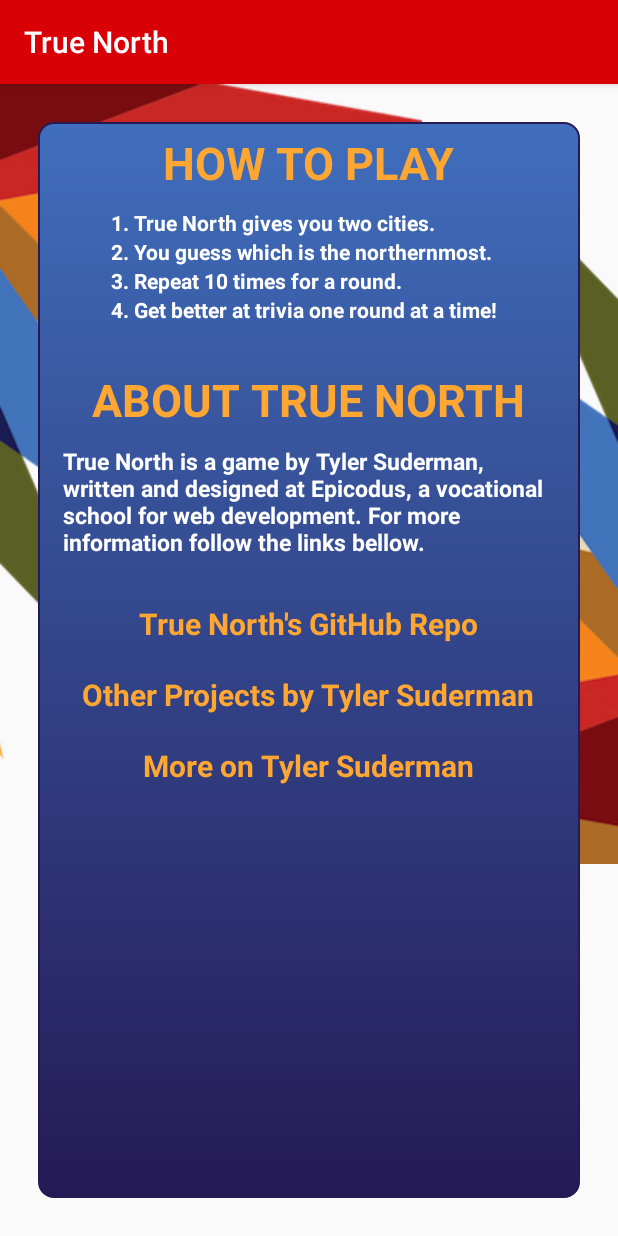
After one commit to tcsuder/TrueNorthGame-Android, an Android app: the AboutActivity screen opened directly, with no data from a screen before it, on a phone screen of 412 x 824 dp. The commit adds this screen. Run offline under Robolectric (Android 15) with nearby library versions, the phone set to English and light mode, and no system bars; our stand-ins replace ButterKnife; 3 statements that could not run were skipped.

Commit message:
add text to about activity

```diff
--- a/app/src/main/AndroidManifest.xml
+++ b/app/src/main/AndroidManifest.xml
@@ -5,17 +5,20 @@
     <application
         android:allowBackup="true"
         android:icon="@mipmap/ic_launcher"
-        android:label="@string/app_name"
+        android:label="True North"
         android:supportsRtl="true"
-        android:theme="@style/NoActionBarTheme">
+        android:theme="@style/AppTheme">
         <activity android:name=".MainActivity">
             <intent-filter>
-                <action android:name="android.intent.action.MAIN" />
+                <action
+                    android:name="android.intent.action.MAIN"
+                    android:theme="@style/NoActionBarTheme"/>
 
                 <category android:name="android.intent.category.LAUNCHER" />
             </intent-filter>
         </activity>
         <activity android:name=".GameRoundActivity" />
+        <activity android:name=".AboutActivity"></activity>
     </application>
 
 </manifest>
--- /dev/null
+++ b/app/src/main/java/com/tylersuderman/truenorthgame/AboutActivity.java
@@ -0,0 +1,38 @@
+package com.tylersuderman.truenorthgame;
+
+import android.support.v4.widget.TextViewCompat;
+import android.support.v7.app.AppCompatActivity;
+import android.os.Bundle;
+import android.view.View;
+import android.widget.TextView;
+
+import butterknife.Bind;
+import butterknife.ButterKnife;
+
+public class AboutActivity extends AppCompatActivity {
+    @Bind(R.id.repoLinkTextView) TextView mRepoLinkTextView;
+    @Bind(R.id.gitHubLinkTextView) TextView mGitHubLinkTextView;
+    @Bind(R.id.linkdInTextView) TextView mLinkdInTextView;
+
+    @Override
+    protected void onCreate(Bundle savedInstanceState) {
+        super.onCreate(savedInstanceState);
+        setContentView(R.layout.activity_about);
+        ButterKnife.bind(this);
+
+        mRepoLinkTextView.setOnClickListener(this);
+        mGitHubLinkTextView.setOnClickListener(this);
+        mLinkdInTextView.setOnClickListener(this);
+    }
+
+    @Override
+    public void onClick(View v) {
+        switch (v.getId()) {
+            case R.id.repoLinkTextView:
+                break;
+            case R.id.gitHubLinkTextView:
+                break;
+            case
+        }
+    }
+}
--- a/app/src/main/java/com/tylersuderman/truenorthgame/GameRoundActivity.java
+++ b/app/src/main/java/com/tylersuderman/truenorthgame/GameRoundActivity.java
@@ -1,5 +1,6 @@
 package com.tylersuderman.truenorthgame;
 
+import android.content.Intent;
 import android.support.v7.app.AppCompatActivity;
 import android.os.Bundle;
 
@@ -9,5 +10,8 @@ public class GameRoundActivity extends AppCompatActivity {
     protected void onCreate(Bundle savedInstanceState) {
         super.onCreate(savedInstanceState);
         setContentView(R.layout.activity_game_round);
+        Intent intent = getIntent();
+        String username = intent.getStringExtra("username");
+
     }
 }
--- a/app/src/main/java/com/tylersuderman/truenorthgame/MainActivity.java
+++ b/app/src/main/java/com/tylersuderman/truenorthgame/MainActivity.java
@@ -30,6 +30,7 @@ public class MainActivity extends AppCompatActivity implements View.OnClickListe
 
         mPlayButton.setOnClickListener(this);
         mLoginButton.setOnClickListener(this);
+        mAboutButton.setOnClickListener(this);
     }
 
     @Override
@@ -61,7 +62,10 @@ public class MainActivity extends AppCompatActivity implements View.OnClickListe
                 }
 
                 break;
-
+            case R.id.aboutButton:
+                Intent aboutIntent = new Intent(MainActivity.this, AboutActivity.class);
+                startActivity(aboutIntent);
+                break;
             default:
                 break;
 
--- /dev/null
+++ b/app/src/main/res/drawable/about_background.xml
@@ -0,0 +1,23 @@
+<?xml version="1.0" encoding="utf-8"?>
+<shape xmlns:android="http://schemas.android.com/apk/res/android"
+    android:shape="rectangle">
+
+    <gradient
+        android:angle="270"
+        android:startColor="@color/colorAccent"
+        android:endColor="@color/colorAccentDark"/>
+
+    <corners
+        android:radius="10dp"/>
+
+    <padding
+        android:bottom="7dp"
+        android:left="7dp"
+        android:right="7dp"
+        android:top="7dp" />
+
+    <stroke
+        android:color="@color/colorAccentDark"
+        android:width="1dp" />
+
+</shape>
--- /dev/null
+++ b/app/src/main/res/layout/activity_about.xml
@@ -0,0 +1,141 @@
+<?xml version="1.0" encoding="utf-8"?>
+<RelativeLayout xmlns:android="http://schemas.android.com/apk/res/android"
+    xmlns:tools="http://schemas.android.com/tools"
+    android:layout_width="match_parent"
+    android:layout_height="match_parent"
+
+    tools:context="com.tylersuderman.truenorthgame.AboutActivity">
+
+    <ImageView
+        android:layout_width="wrap_content"
+        android:layout_height="wrap_content"
+        android:id="@+id/imageView3"
+        android:layout_alignParentTop="true"
+        android:src="@drawable/backgroundinverse2" />
+
+    <ImageView
+        android:layout_width="wrap_content"
+        android:layout_height="wrap_content"
+        android:id="@+id/imageView4"
+        android:src="@drawable/background1"
+        android:layout_alignTop="@+id/imageView3"
+        android:layout_alignParentRight="true"
+        android:layout_alignParentEnd="true" />
+
+    <LinearLayout
+        android:orientation="vertical"
+        android:layout_width="match_parent"
+        android:layout_height="match_parent"
+        android:layout_margin="25dp"
+        android:background="@drawable/about_background"
+        android:layout_centerHorizontal="true"
+        android:layout_alignParentTop="true">
+
+        <TextView
+            android:layout_width="wrap_content"
+            android:layout_height="wrap_content"
+            android:text="HOW TO PLAY"
+            android:id="@+id/HowToTitleTextView"
+            android:layout_gravity="center_horizontal"
+            android:textStyle="bold"
+            android:textSize="30dp"
+            android:textColor="@color/colorPrimaryLight" />
+
+        <TextView
+            android:layout_width="264dp"
+            android:layout_height="wrap_content"
+            android:text="1. True North gives you two cities."
+            android:id="@+id/howToTextView1"
+            android:layout_marginTop="10dp"
+            android:layout_gravity="center_horizontal"
+            android:textColor="@color/colorTextIcons"
+            android:textStyle="bold" />
+
+        <TextView
+            android:layout_width="264dp"
+            android:layout_height="wrap_content"
+            android:text="2. You guess which is the northernmost."
+            android:id="@+id/howToTextView2"
+            android:layout_gravity="center_horizontal"
+            android:textColor="@color/colorTextIcons"
+            android:textStyle="bold" />
+
+        <TextView
+            android:layout_width="264dp"
+            android:layout_height="wrap_content"
+            android:text="3. Repeat 10 times for a round."
+            android:id="@+id/howToTextView3"
+            android:layout_gravity="center_horizontal"
+            android:textColor="@color/colorTextIcons"
+            android:textStyle="bold" />
+
+        <TextView
+            android:layout_width="264dp"
+            android:layout_height="wrap_content"
+            android:text="4. Get better at trivia one round at a time!"
+            android:id="@+id/howToTextView4"
+            android:layout_gravity="center_horizontal"
+            android:textColor="@color/colorTextIcons"
+            android:textStyle="bold" />
+
+        <TextView
+            android:layout_width="wrap_content"
+            android:layout_height="wrap_content"
+            android:layout_marginTop="30dp"
+            android:text="ABOUT TRUE NORTH"
+            android:id="@+id/aboutTitleTextView"
+            android:layout_gravity="center_horizontal"
+            android:textStyle="bold"
+            android:textSize="30dp"
+            android:textColor="@color/colorPrimaryLight" />
+
+        <TextView
+            android:layout_width="wrap_content"
+            android:layout_height="wrap_content"
+            android:text="True North is a game by Tyler Suderman, written and designed at Epicodus, a vocational school for web development. For more information follow the links bellow."
+            android:id="@+id/aboutTextView"
+            android:layout_gravity="center_horizontal"
+            android:layout_margin="10dp"
+            android:textStyle="bold"
+            android:textColor="@color/colorTextIcons"
+            android:textSize="15dp" />
+
+        <TextView
+            android:layout_width="wrap_content"
+            android:layout_height="wrap_content"
+            android:text="True North&apos;s GitHub Repo"
+            android:id="@+id/repoLinkTextView"
+            android:layout_gravity="center_horizontal"
+            android:layout_marginTop="20dp"
+            android:textSize="20dp"
+            android:textStyle="bold"
+            android:textColor="@color/colorPrimaryLight"
+            android:clickable="true" />
+
+        <TextView
+            android:layout_width="wrap_content"
+            android:layout_height="wrap_content"
+            android:text="Other Projects by Tyler Suderman"
+            android:id="@+id/gitHubLinkTextView"
+            android:layout_gravity="center_horizontal"
+            android:layout_marginTop="20dp"
+            android:textSize="20dp"
+            android:textStyle="bold"
+            android:textColor="@color/colorPrimaryLight"
+            android:clickable="true" />
+
+        <TextView
+            android:layout_width="wrap_content"
+            android:layout_height="wrap_content"
+            android:text="More on Tyler Suderman"
+            android:id="@+id/linkdInTextView"
+            android:layout_gravity="center_horizontal"
+            android:layout_marginTop="20dp"
+            android:textSize="20dp"
+            android:textStyle="bold"
+            android:textColor="@color/colorPrimaryLight"
+            android:clickable="true" />
+
+    </LinearLayout>
+
+</RelativeLayout>
--- a/app/src/main/res/layout/activity_game_round.xml
+++ b/app/src/main/res/layout/activity_game_round.xml
@@ -14,8 +14,7 @@
         android:layout_height="wrap_content"
         android:text="THIS IS A GAME!"
         android:id="@+id/textView"
+        android:textSize="40dp"
         android:layout_alignParentTop="true"
-        android:layout_centerHorizontal="true"
-        android:layout_marginTop="73dp"
-        android:textSize="40dp" />
+        android:layout_centerHorizontal="true" />
 </RelativeLayout>
--- a/app/src/main/res/values/colors.xml
+++ b/app/src/main/res/values/colors.xml
@@ -2,12 +2,12 @@
 <resources>
     <color name="colorPrimary">#D80006</color>
     <color name="colorPrimaryDark">#820008</color>
-    <color name="colorPrimaryLight">#FF7700</color>
+    <color name="colorPrimaryLight">#ffa732</color>
     <color name="colorTextIcons">#ffffff</color>
     <color name="colorAccent">#406EBC</color>
     <color name="colorAccentDark">#251A55</color>
     <color name="colorSecondary">#6E8031</color>
-    <color name="colorSecondaryDark">#576226</color>
+    <color name="colorSecondaryDark">#48521F</color>
     <color name="colorPrimaryText">#3E2110</color>
     <color name="colorSecondaryText">#BD6916</color>
     <color name="colorDivider">#f9deba</color>
--- a/app/src/main/res/values/styles.xml
+++ b/app/src/main/res/values/styles.xml
@@ -8,9 +8,7 @@
         <item name="colorAccent">@color/colorAccent</item>
     </style>
 
-    <style name="NoActionBarTheme" parent="Theme.AppCompat.Light.NoActionBar">
-        <item name="colorPrimaryDark">@color/colorPrimaryDark</item>
-    </style>
+    <style name="NoActionBarTheme" parent="Theme.AppCompat.Light.NoActionBar"></style>
 
 
 </resources>
```
Also changed, not shown: app/src/main/res/drawable/backgroundinverse1.png (added), app/src/main/res/drawable/backgroundinverse2.png (added).
